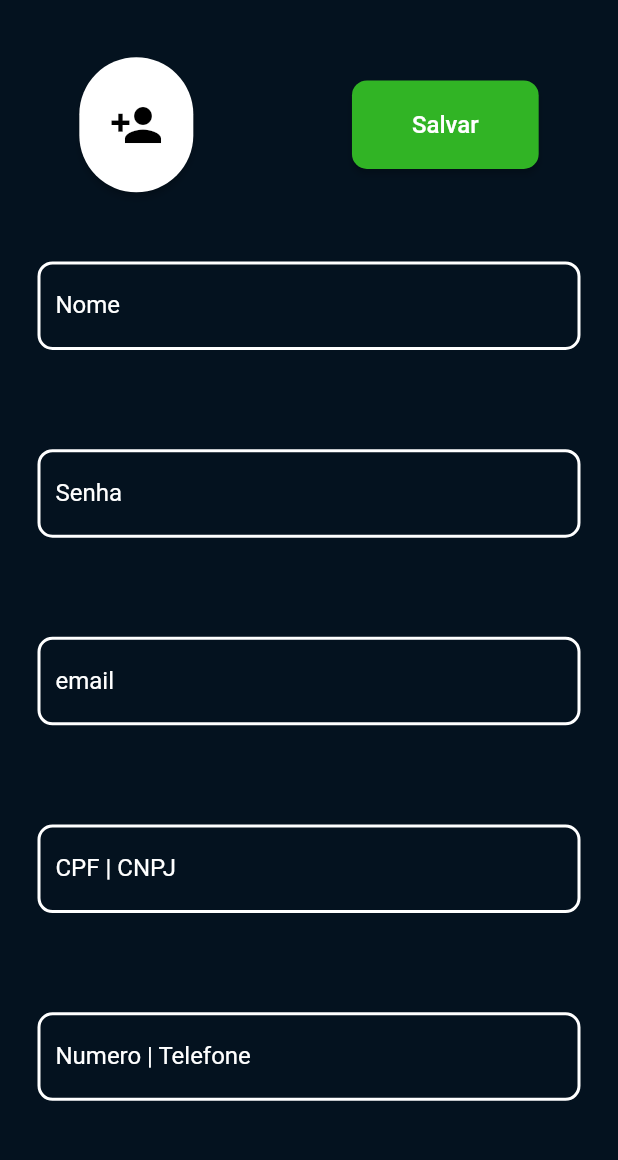
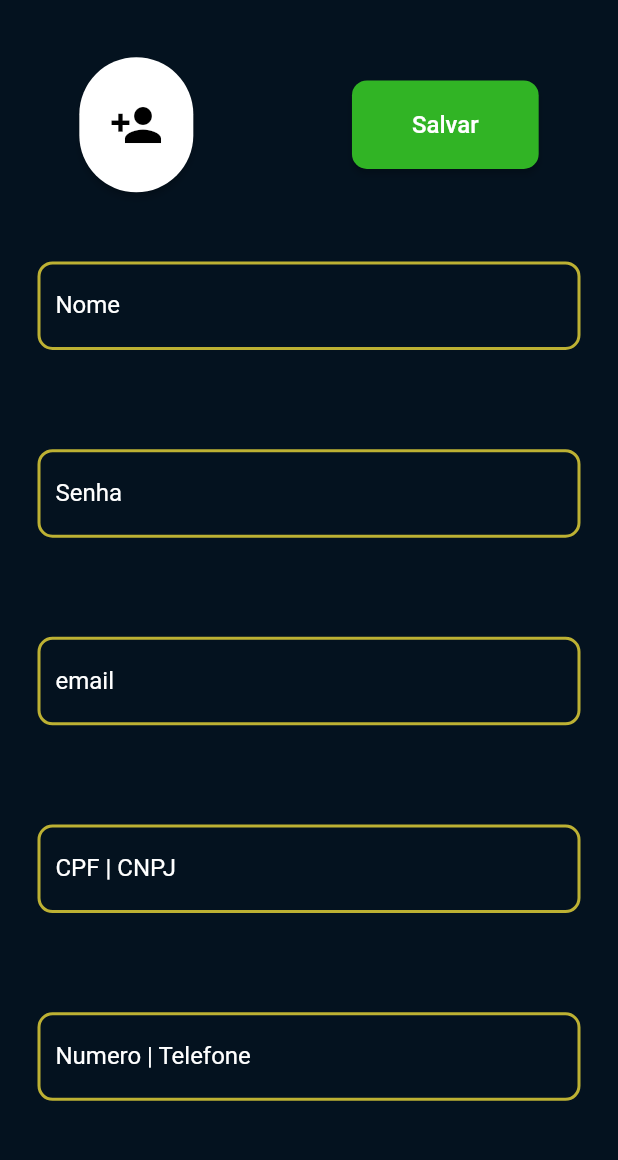
Before and after one commit to gierot/PI_5, a Flutter app: the screen it shows after launch, after a tap on "Registrar", on a phone screen of 412 x 824 dp, the part 66-1226 px from its top. Run offline on Flutter 3.47's test engine with Material 2 defaults, Android fonts, the phone set to English and light mode, and no system bars; our stand-ins replace flutter_secure_storage, image_picker, youtube_player_flutter; network calls fail.

Commit message:
alterações pontuais do layout e renderização do teclado

```diff
--- a/app_vtr/lib/login.dart
+++ b/app_vtr/lib/login.dart
@@ -54,7 +54,8 @@ class _LoginPage extends State<LoginPage> {
     return Scaffold(
       appBar: Top(),
       backgroundColor: const Color(0xFF04121F),
-      body: Center(
+      body:SingleChildScrollView(
+        child: Center(
           child: Column(
             mainAxisAlignment: MainAxisAlignment.center,
             children: <Widget>[
@@ -195,57 +196,24 @@ class _LoginPage extends State<LoginPage> {
               ElevatedButton(
                 onPressed: () => '',
                 style: ButtonStyle(
-                backgroundColor: MaterialStateProperty.all(Colors.white),
-              ),
-              child: SizedBox(
-                height: 20,
-                width: 250,
-                child: Row(
-                  mainAxisAlignment: MainAxisAlignment.center,
-                  children: [
-                    Image.asset(
-                      'imagens/google.png',
-                      height: 20,
-                      width: 20,
-                    ),
-                    const SizedBox(width: 20),
-                    const Text(
-                      'Login com Google',
-                      style: TextStyle(fontSize: 16, color: Colors.black),
-                    ),
-                  ],
+                  padding: MaterialStateProperty.all(
+                      const EdgeInsets.symmetric(vertical: 20, horizontal: 40)),
+                  backgroundColor: MaterialStateProperty.all(const Color(0xFF1E0B8E)),
+                  shape: MaterialStateProperty.all<RoundedRectangleBorder>(
+                    RoundedRectangleBorder(
+                      borderRadius: BorderRadius.circular(20), // Defina o raio desejado aqui
                     ),
                   ),
                 ),
-            const SizedBox(height: 10),
-            ElevatedButton(
-              onPressed: () => '',
-              style: ButtonStyle(
-                backgroundColor: MaterialStateProperty.all(Colors.white),
-              ),
-              child: SizedBox(
-                height: 20,
-                width: 250,
-                child: Row(
-                  mainAxisAlignment: MainAxisAlignment.center,
-                  children: [
-                    Image.asset(
-                      'imagens/outlook.png',
-                      height: 20,
-                      width: 20,
-                    ),
-                    const SizedBox(width: 20),
-                    const Text(
-                      'Login com Outlook',
-                      style: TextStyle(fontSize: 16, color: Colors.black),
-                    )
-                  ],
-                ),
+                child: const Text(
+                  'Entrar como convidado',
+                  style: TextStyle(fontSize: 16, color: Colors.white),
                 ),
               ),
             ],
           ),
         ),
+      )
     );
   }
 }
--- a/app_vtr/lib/register.dart
+++ b/app_vtr/lib/register.dart
@@ -124,7 +124,7 @@ class _RegisterPage extends State<RegisterPage> {
                     enabledBorder: OutlineInputBorder(
                       borderRadius: BorderRadius.circular(10.0),
                       borderSide: const BorderSide(
-                        color: Colors.white,
+                        color: Color(0xFFbdb133),
                         width: 2.0,
                       ),
                     ),
@@ -150,7 +150,7 @@ class _RegisterPage extends State<RegisterPage> {
                     enabledBorder: OutlineInputBorder(
                       borderRadius: BorderRadius.circular(10.0),
                       borderSide: const BorderSide(
-                        color: Colors.white,
+                        color: Color(0xFFbdb133),
                         width: 2.0,
                       ),
                     ),
@@ -175,7 +175,7 @@ class _RegisterPage extends State<RegisterPage> {
                     enabledBorder: OutlineInputBorder(
                       borderRadius: BorderRadius.circular(10.0),
                       borderSide: const BorderSide(
-                        color: Colors.white,
+                        color: Color(0xFFbdb133),
                         width: 2.0,
                       ),
                     ),
@@ -200,7 +200,7 @@ class _RegisterPage extends State<RegisterPage> {
                     enabledBorder: OutlineInputBorder(
                       borderRadius: BorderRadius.circular(10.0),
                       borderSide: const BorderSide(
-                        color: Colors.white,
+                        color: Color(0xFFbdb133),
                         width: 2.0,
                       ),
                     ),
@@ -225,7 +225,7 @@ class _RegisterPage extends State<RegisterPage> {
                     enabledBorder: OutlineInputBorder(
                       borderRadius: BorderRadius.circular(10.0),
                       borderSide: const BorderSide(
-                        color: Colors.white,
+                        color: Color(0xFFbdb133),
                         width: 2.0,
                       ),
                     ),
--- a/app_vtr/pubspec.yaml
+++ b/app_vtr/pubspec.yaml
@@ -43,6 +43,8 @@ dependencies:
   flutter_secure_storage: ^8.0.0
   url_launcher: ^6.1.11
   image_picker: ^0.8.9
+  google_sign_in: ^6.1.4
+  googleapis: ^11.2.0
 
 dev_dependencies:
   flutter_test:
```
Also changed, not shown: app_vtr/lib/about/about.dart (+7 -7 lines), app_vtr/lib/home/product.dart (+8 -7 lines), app_vtr/lib/perfil/edit_perfil.dart (+6 -5 lines), app_vtr/lib/setting.dart (+4 -4 lines), app_vtr/pubspec.lock. Lines whose indentation alone changed are shown as unchanged.
